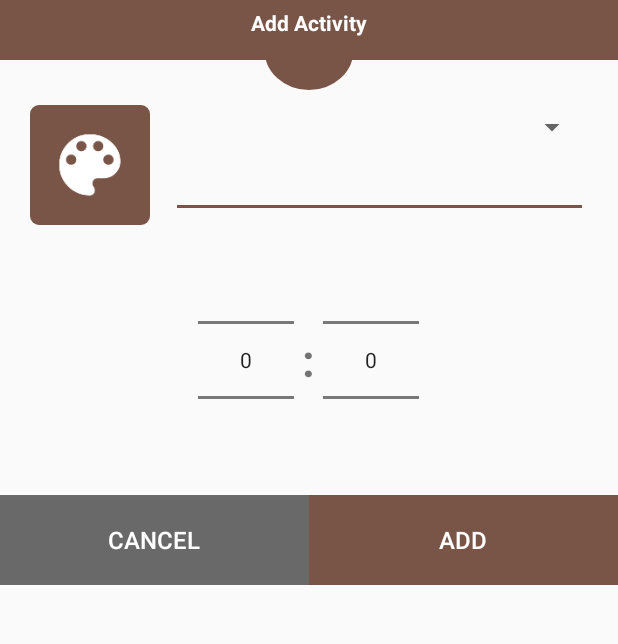
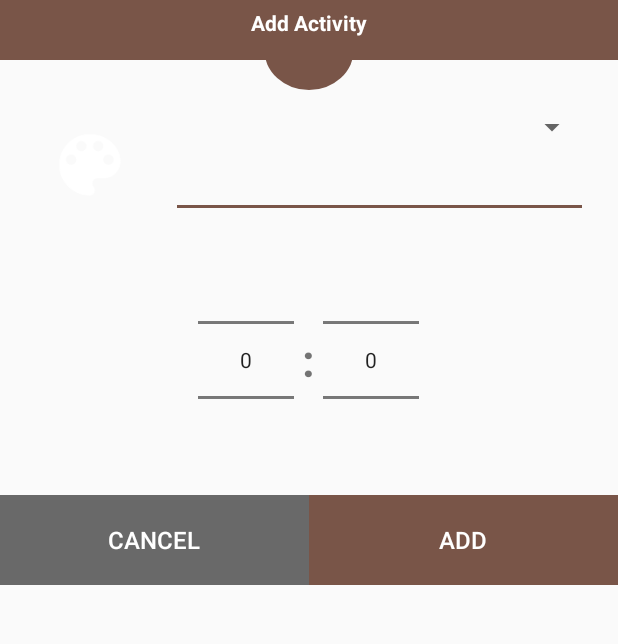
Before and after one commit to tutrieuchau/winwin, an Android app: the layout time_add_dialog.xml on its own in the app's theme, with its tools: preview values and no code run, on a phone screen of 412 x 824 dp, the part 75-719 px from its top. Run offline under Robolectric (Android 15) with nearby library versions, the phone set to English and light mode, and no system bars.

Commit message:
Company Commit

```diff
--- a/WinWin/app/src/main/java/com/tutrieuchau/winwin/Adapter/TimeSpendAdapter.java
+++ b/WinWin/app/src/main/java/com/tutrieuchau/winwin/Adapter/TimeSpendAdapter.java
@@ -3,6 +3,7 @@ package com.tutrieuchau.winwin.Adapter;
 import android.content.Context;
 import android.content.res.Resources;
 import android.graphics.Bitmap;
+import android.graphics.PorterDuff;
 import android.graphics.drawable.Drawable;
 import android.support.annotation.NonNull;
 import android.support.annotation.Nullable;
@@ -56,7 +57,9 @@ public class TimeSpendAdapter extends ArrayAdapter<TimeSpend> implements View.On
 
         ImageView thumbnails = (ImageView) convertView.findViewById(R.id.timeThumbnail);
         thumbnails.setImageResource(timeSpend.icon);
-        thumbnails.setBackgroundTintList(ContextCompat.getColorStateList(context,timeSpend.color));
+        Drawable drawable = context.getResources().getDrawable(R.drawable.btn_rectangle);
+        drawable.setColorFilter(context.getResources().getColor(timeSpend.color), PorterDuff.Mode.SRC_IN);
+        thumbnails.setBackgroundDrawable(drawable);
 
         TextView title = (TextView) convertView.findViewById(R.id.tvTimeTitle);
         title.setText(timeSpend.title);
--- a/WinWin/app/src/main/java/com/tutrieuchau/winwin/Service/SharePreferencesService.java
+++ b/WinWin/app/src/main/java/com/tutrieuchau/winwin/Service/SharePreferencesService.java
@@ -34,6 +34,7 @@ public class SharePreferencesService {
     public void insertTodoList(ArrayList<Todo> todoList){
 
     }
+    //SpendTime Service
     public void insertSpendTimeList(ArrayList<TimeSpend> timeSpends){
         Gson gson = new Gson();
         String json = gson.toJson(timeSpends);
--- a/WinWin/app/src/main/res/drawable/btn_oval.xml
+++ b/WinWin/app/src/main/res/drawable/btn_oval.xml
@@ -2,12 +2,12 @@
 <selector xmlns:android="http://schemas.android.com/apk/res/android">
     <item android:state_pressed="false">
         <shape android:shape="oval">
-            <solid android:color="@color/oval_color_normal"/>
+            <solid android:color="@color/themeLight"/>
         </shape>
     </item>
     <item android:state_pressed="true">
         <shape android:shape="oval">
-            <solid android:color="@color/oval_color_pressed"/>
+            <solid android:color="@color/themeDark"/>
         </shape>
     </item>
 </selector>
--- a/WinWin/app/src/main/res/drawable/btn_rectangle.xml
+++ b/WinWin/app/src/main/res/drawable/btn_rectangle.xml
@@ -2,7 +2,7 @@
 <selector xmlns:android="http://schemas.android.com/apk/res/android">
     <item android:state_pressed="false">
         <shape android:shape="rectangle">
-            <solid android:color="@color/oval_color_normal"/>
+            <solid android:color="@color/themeLight"/>
             <corners
                 android:radius="6dp"
                 />
@@ -10,7 +10,7 @@
     </item>
     <item android:state_pressed="true">
         <shape android:shape="rectangle">
-            <solid android:color="@color/oval_color_pressed"/>
+            <solid android:color="@color/themeDark"/>
         </shape>
     </item>
 </selector>
--- a/WinWin/app/src/main/res/layout/time_add_dialog.xml
+++ b/WinWin/app/src/main/res/layout/time_add_dialog.xml
@@ -12,7 +12,6 @@
             android:layout_height="60dp"
             android:layout_centerHorizontal="true"
             android:background="@drawable/btn_oval"
-            android:backgroundTint="@color/themeLight"
             android:layout_marginTop="55dp">
         </RelativeLayout>
         <RelativeLayout
@@ -53,14 +52,12 @@
             android:layout_width="match_parent"
             android:layout_height="wrap_content"
             android:orientation="horizontal">
-            <ImageView
+            <android.support.v7.widget.AppCompatImageView
                 android:layout_width="80dp"
                 android:layout_height="80dp"
-                android:background="@drawable/btn_rectangle"
                 android:src="@drawable/ic_paint"
                 android:padding="12dp"
                 android:id="@+id/imgThumbnail"
-                android:backgroundTint="@color/themeLight"
                 android:layout_marginLeft="20dp"
                 />
             <!--<EditText-->
```
Also changed, not shown: WinWin/app/src/main/java/com/tutrieuchau/winwin/Activity/TimeActivity.java (+25 -27 lines), WinWin/app/src/main/java/com/tutrieuchau/winwin/Support/AddTimeDialog.java (+13 -4 lines).
